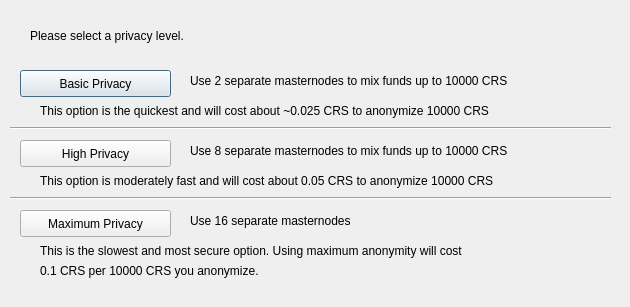
The window that src/qt/forms/obfuscationconfig.ui (cronosdeveloper/Cronos) describes before a commit, drawn with Qt 5.
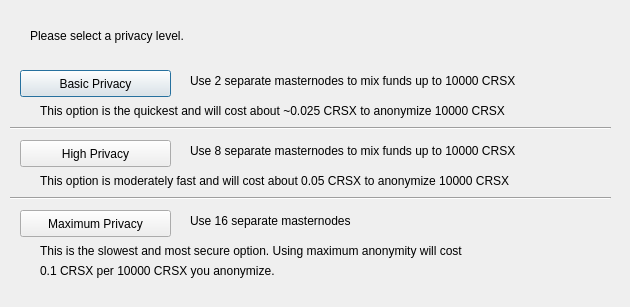
The same window after the commit.

Commit message: ticker change to CRSX

The edit to the form file:
```diff
--- a/src/qt/forms/obfuscationconfig.ui
+++ b/src/qt/forms/obfuscationconfig.ui
@@ -75,7 +75,7 @@
     </rect>
    </property>
    <property name="text">
-    <string>Use 2 separate masternodes to mix funds up to 10000 CRS</string>
+    <string>Use 2 separate masternodes to mix funds up to 10000 CRSX</string>
    </property>
   </widget>
   <widget class="QLabel" name="label_3">
@@ -88,7 +88,7 @@
     </rect>
    </property>
    <property name="text">
-    <string>Use 8 separate masternodes to mix funds up to 10000 CRS</string>
+    <string>Use 8 separate masternodes to mix funds up to 10000 CRSX</string>
    </property>
   </widget>
   <widget class="QLabel" name="label_4">
@@ -114,7 +114,7 @@
     </rect>
    </property>
    <property name="text">
-    <string>This option is the quickest and will cost about ~0.025 CRS to anonymize 10000 CRS</string>
+    <string>This option is the quickest and will cost about ~0.025 CRSX to anonymize 10000 CRSX</string>
    </property>
   </widget>
   <widget class="QLabel" name="label_7">
@@ -127,7 +127,7 @@
     </rect>
    </property>
    <property name="text">
-    <string>This option is moderately fast and will cost about 0.05 CRS to anonymize 10000 CRS</string>
+    <string>This option is moderately fast and will cost about 0.05 CRSX to anonymize 10000 CRSX</string>
    </property>
   </widget>
   <widget class="QLabel" name="label_8">
@@ -153,7 +153,7 @@
     </rect>
    </property>
    <property name="text">
-    <string>0.1 CRS per 10000 CRS you anonymize.</string>
+    <string>0.1 CRSX per 10000 CRSX you anonymize.</string>
    </property>
   </widget>
   <widget class="Line" name="line">
```
The commit also changes 123 other files.
